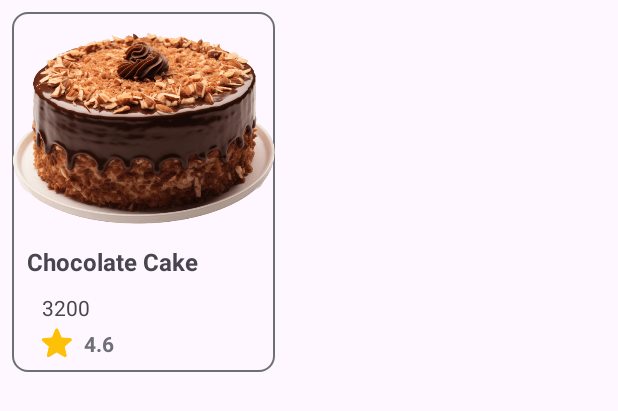
After one commit to sachinikavindi/hci-android-app, an Android app: the layout viewholder_food_list.xml on its own in the app's theme, with its tools: preview values and no code run, on a phone screen of 412 x 824 dp. The commit adds this screen. Shown: the top 411 px of the screen. Run offline under Robolectric (Android 15) with nearby library versions, the phone set to English and light mode, and no system bars.

Commit message:
4 commit

```diff
--- a/app/build.gradle.kts
+++ b/app/build.gradle.kts
@@ -40,4 +40,5 @@ dependencies {
     testImplementation(libs.junit)
     androidTestImplementation(libs.ext.junit)
     androidTestImplementation(libs.espresso.core)
+
 }
--- a/app/src/main/AndroidManifest.xml
+++ b/app/src/main/AndroidManifest.xml
@@ -13,7 +13,7 @@
         android:theme="@style/Theme.MyApplication"
         tools:targetApi="31">
         <activity
-            android:name=".MainActivity"
+            android:name=".Activity.MainActivity"
             android:exported="true">
             <intent-filter>
                 <action android:name="android.intent.action.MAIN" />
--- a/app/src/main/java/com/example/myapplication/MainActivity.java
+++ b/app/src/main/java/com/example/myapplication/Activity/MainActivity.java
@@ -1,4 +1,4 @@
-package com.example.myapplication;
+package com.example.myapplication.Activity;
 
 import android.os.Bundle;
 
@@ -7,6 +7,8 @@ import androidx.appcompat.app.AppCompatActivity;
 import androidx.core.graphics.Insets;
 import androidx.core.view.ViewCompat;
 import androidx.core.view.WindowInsetsCompat;
+
+import com.example.myapplication.R;
 
 public class MainActivity extends AppCompatActivity {
 
--- a/app/src/main/res/layout/activity_main.xml
+++ b/app/src/main/res/layout/activity_main.xml
@@ -5,7 +5,7 @@
     android:id="@+id/main"
     android:layout_width="match_parent"
     android:layout_height="match_parent"
-    tools:context=".MainActivity">
+    tools:context=".Activity.MainActivity">
 
     <ScrollView
         android:layout_width="match_parent"
@@ -50,7 +50,7 @@
                     android:id="@+id/textView5"
                     android:layout_width="wrap_content"
                     android:layout_height="wrap_content"
-                    android:text="Jeremiah"
+                    android:text="Galle Road,Moratuwa."
                     android:textColor="@color/black"
                     android:textSize="18sp"
                     android:textStyle="bold"
@@ -309,7 +309,7 @@
                 <TextView
                     android:id="@+id/textView12"
                     android:layout_width="wrap_content"
-                    android:layout_height="wrap_content"
+                    android:layout_height="match_parent"
                     android:layout_weight="1"
                     android:text="Highest ratings in town"
                     android:textColor="@color/black"
--- /dev/null
+++ b/app/src/main/res/layout/viewholder_food_list.xml
@@ -0,0 +1,63 @@
+<?xml version="1.0" encoding="utf-8"?>
+<androidx.constraintlayout.widget.ConstraintLayout xmlns:android="http://schemas.android.com/apk/res/android"
+    xmlns:app="http://schemas.android.com/apk/res-auto"
+    xmlns:tools="http://schemas.android.com/tools"
+    android:layout_width="175dp"
+    android:layout_height="240dp"
+    android:layout_margin="8dp"
+    android:background="@drawable/border_background">
+
+    <ImageView
+        android:id="@+id/pic"
+        android:layout_width="175dp"
+        android:layout_height="155dp"
+        app:layout_constraintEnd_toEndOf="parent"
+        app:layout_constraintStart_toStartOf="parent"
+        app:layout_constraintTop_toTopOf="parent"
+        app:srcCompat="@drawable/high_1" />
+
+    <TextView
+        android:id="@+id/titleTxt"
+        android:layout_width="wrap_content"
+        android:layout_height="wrap_content"
+        android:layout_marginStart="10dp"
+        android:text="Chocolate Cake"
+        android:textSize="16sp"
+        android:textStyle="bold"
+        app:layout_constraintStart_toStartOf="parent"
+        app:layout_constraintTop_toBottomOf="@+id/pic" />
+
+    <TextView
+        android:id="@+id/priceTxt"
+        android:layout_width="wrap_content"
+        android:layout_height="wrap_content"
+        android:layout_margin="10dp"
+        android:text="3200"
+        android:textSize="14sp"
+        app:layout_constraintStart_toStartOf="@+id/titleTxt"
+        app:layout_constraintTop_toBottomOf="@+id/titleTxt" />
+
+    <ImageView
+        android:id="@+id/imageView6"
+        android:layout_width="wrap_content"
+        android:layout_height="wrap_content"
+        android:layout_marginTop="4dp"
+        app:layout_constraintStart_toStartOf="@+id/priceTxt"
+        app:layout_constraintTop_toBottomOf="@+id/priceTxt"
+        app:srcCompat="@drawable/star" />
+
+    <TextView
+        android:id="@+id/scoreTxt"
+        android:layout_width="wrap_content"
+        android:layout_height="wrap_content"
+        android:layout_marginStart="8dp"
+        android:layout_marginTop="1dp"
+        android:text="4.6"
+        android:textColor="@color/grey"
+        android:textStyle="bold"
+        app:layout_constraintBottom_toBottomOf="@+id/imageView6"
+        app:layout_constraintStart_toEndOf="@+id/imageView6"
+        app:layout_constraintTop_toTopOf="@+id/imageView6"
+        app:layout_constraintVertical_bias="1.0" />
+
+</androidx.constraintlayout.widget.ConstraintLayout>
```
Also changed, not shown: app/src/main/java/com/example/myapplication/Adapter/FoodListAdapter.java (added, +61 -0 lines), app/src/main/java/com/example/myapplication/Domain/FoodDomain.java (added, +88 -0 lines), app/src/main/res/drawable-hdpi/high_1.png (added).
